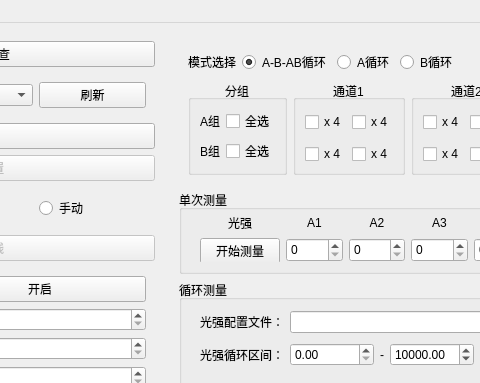
This is mainwindow.ui in MrXiaomao/LEDControl2 as Qt 5 draws it before an edit; both pictures show x 213 to 693 and y 0 to 383 of the 1157 by 651 pixel window. The edited form follows.
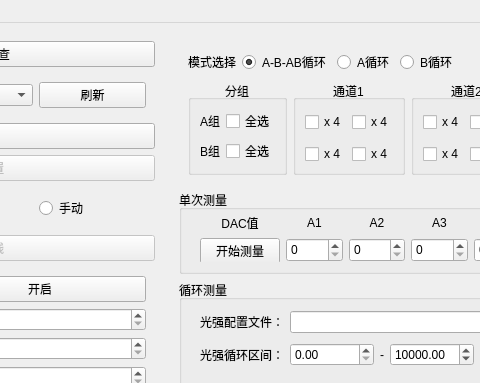
This is the edited form.

```diff
--- a/mainwindow.ui
+++ b/mainwindow.ui
@@ -702,7 +702,7 @@
              <item row="0" column="0">
               <widget class="QLabel" name="label_14">
                <property name="text">
-                <string>光强</string>
+                <string>DAC值</string>
                </property>
                <property name="alignment">
                 <set>Qt::AlignCenter</set>
```
